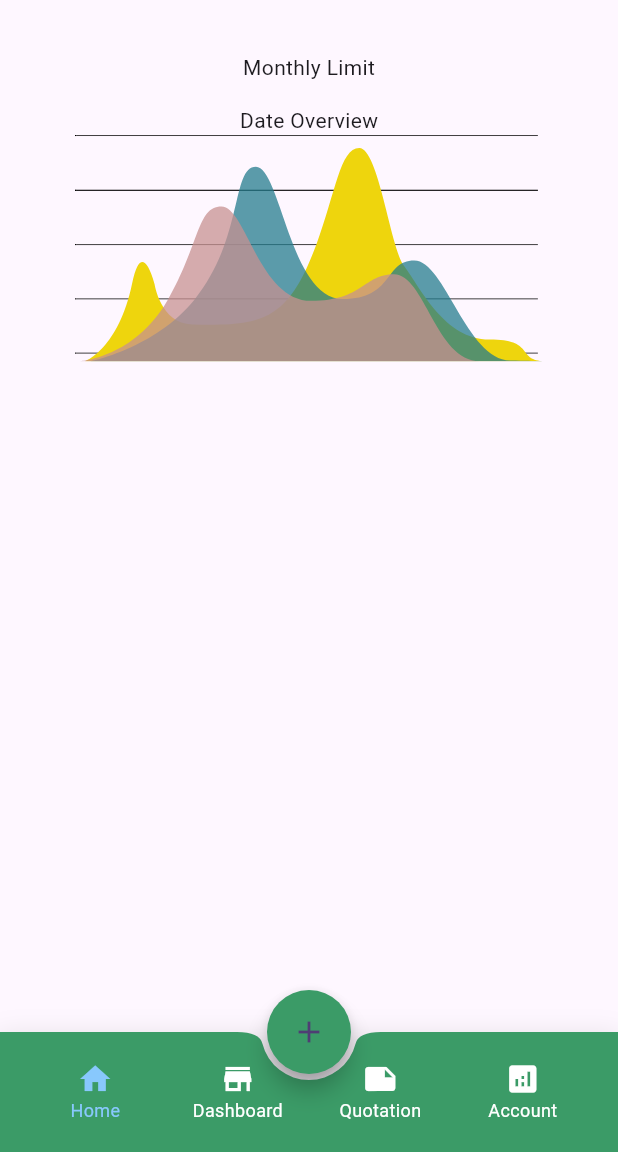
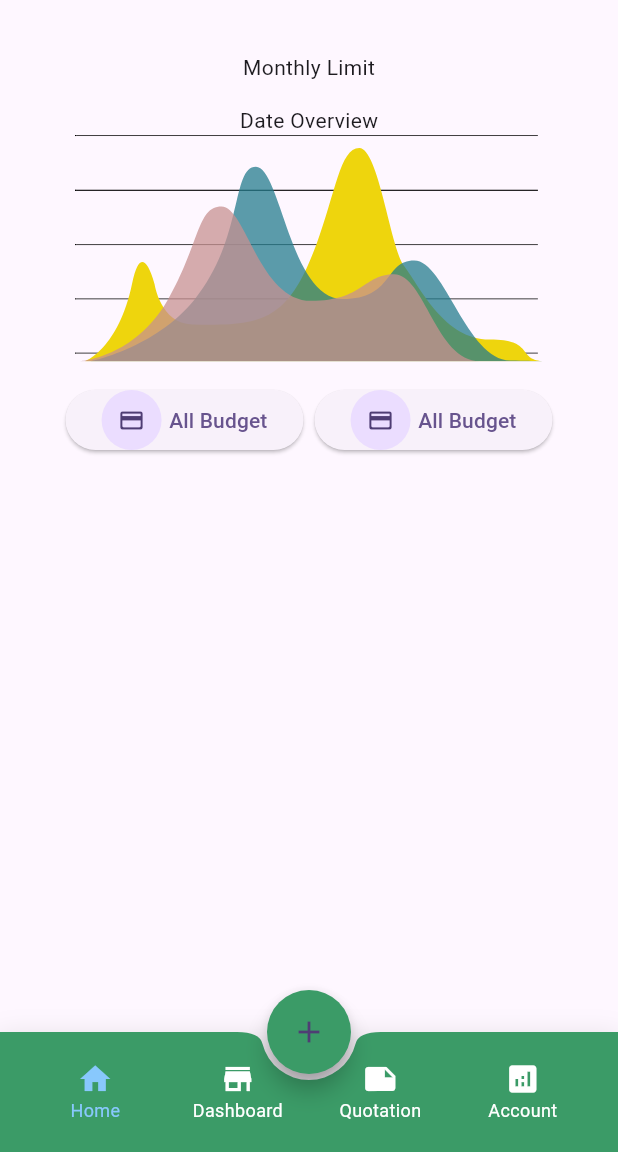
Before and after one commit to adilkhansherani/baldur, a Flutter app: the screen it shows after launch, on a phone screen of 412 x 824 dp, the part 84-1236 px from its top. Run offline on Flutter 3.47's test engine with Material 2 defaults, Android fonts, the phone set to English and light mode, and no system bars; our stand-ins replace dotted_line, flutter_svg.

Commit message:
added buttons

```diff
--- a/lib/analytics.dart
+++ b/lib/analytics.dart
@@ -25,8 +25,37 @@ class _AnalyticsState extends State<Analytics> {
           ),
           const Text('Date Overview'),
           SvgPicture.asset('lib/svgs/graphic_element.svg'),
-          const SizedBox(height: 15,),
+          const SizedBox(
+            height: 15,
+          ),
           Container(),
+          Row(
+            mainAxisAlignment: MainAxisAlignment.spaceAround,
+            children: [
+              ElevatedButton(
+                  onPressed: () {},
+                  child: Row(
+                    children: [
+                      CircleAvatar(child: Icon(Icons.credit_card_rounded)),
+                      SizedBox(
+                        width: 5,
+                      ),
+                      Text('All Budget')
+                    ],
+                  )),
+              ElevatedButton(
+                  onPressed: () {},
+                  child: Row(
+                    children: [
+                      CircleAvatar(child: Icon(Icons.credit_card_rounded)),
+                      SizedBox(
+                        width: 5,
+                      ),
+                      Text('All Budget')
+                    ],
+                  ))
+            ],
+          )
         ]),
       ),
     );
```
